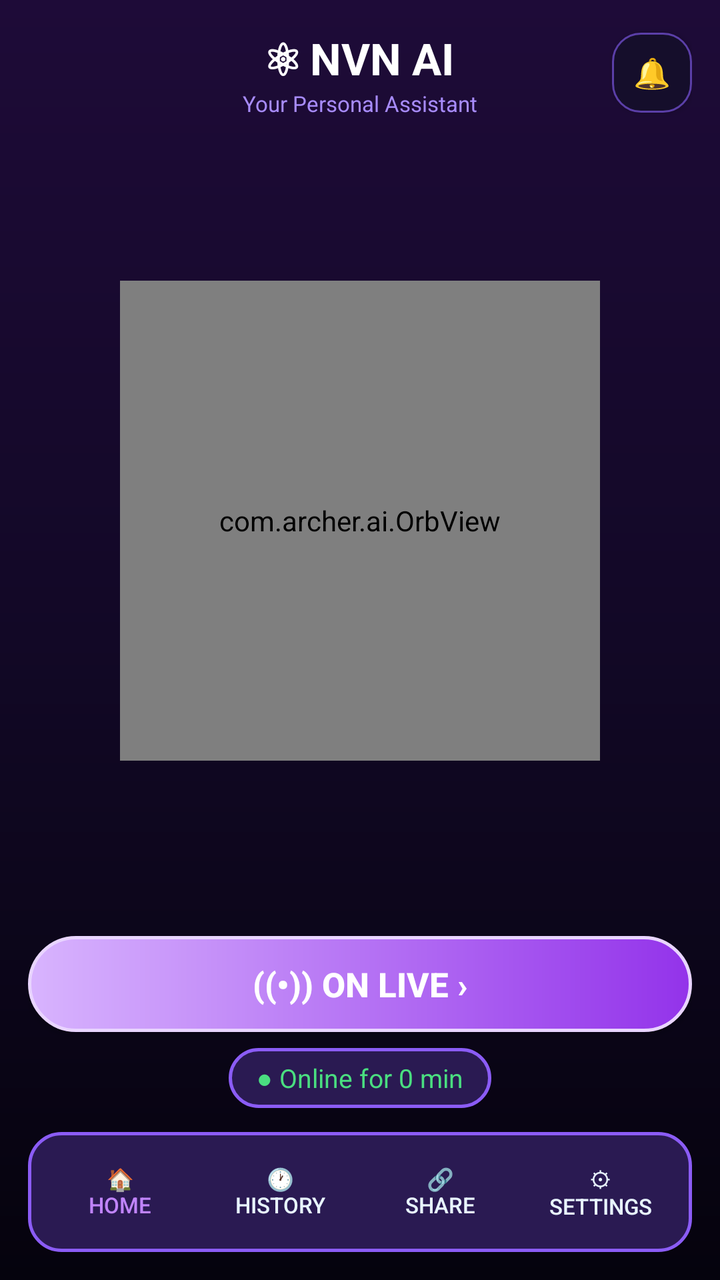
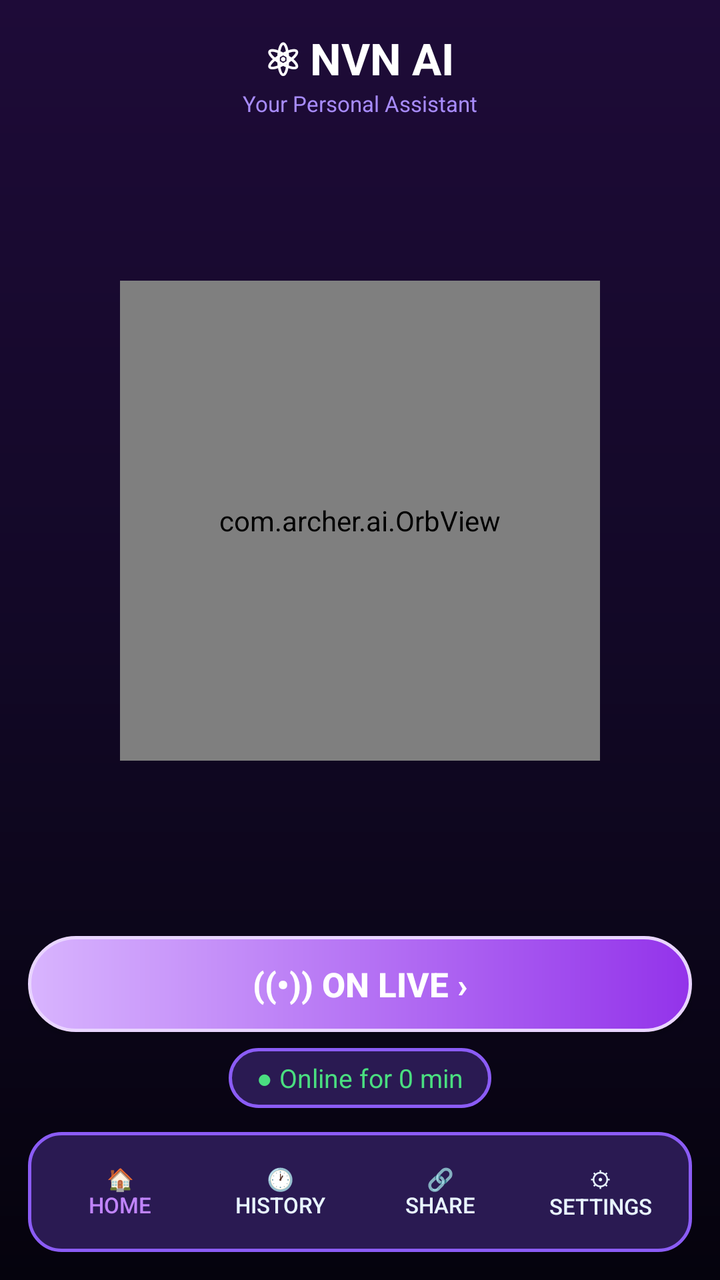

Before-and-after screenshots of an Android layout around one commit, followed by the original layout XML and the change that was made.
<!-- AndroidManifest.xml: application theme AppTheme -->
<!-- res/layout/activity_main.xml -->
<?xml version="1.0" encoding="utf-8"?>
<LinearLayout xmlns:android="http://schemas.android.com/apk/res/android"
    android:layout_width="match_parent"
    android:layout_height="match_parent"
    android:background="@drawable/bg_main"
    android:orientation="vertical"
    android:padding="14dp">

    <LinearLayout
        android:layout_width="match_parent"
        android:layout_height="wrap_content"
        android:gravity="center_vertical"
        android:orientation="horizontal">

        <View
            android:layout_width="40dp"
            android:layout_height="40dp" />

        <LinearLayout
            android:layout_width="0dp"
            android:layout_height="wrap_content"
            android:layout_weight="1"
            android:gravity="center"
            android:orientation="vertical">

            <TextView
                android:layout_width="wrap_content"
                android:layout_height="wrap_content"
                android:text="⚛ NVN AI"
                android:textColor="#FFFFFF"
                android:textSize="22sp"
                android:textStyle="bold" />

            <TextView
                android:layout_width="wrap_content"
                android:layout_height="wrap_content"
                android:text="Your Personal Assistant"
                android:textColor="#A78BFA"
                android:textSize="11sp" />
        </LinearLayout>

        <Button
            android:id="@+id/bellBtn"
            android:layout_width="40dp"
            android:layout_height="40dp"
            android:background="@drawable/btn_secondary"
            android:text="🔔"
            android:textColor="#E8F4FF"
            android:textSize="15sp" />
    </LinearLayout>

    <FrameLayout
        android:layout_width="match_parent"
        android:layout_height="0dp"
        android:layout_weight="1">

        <com.archer.ai.OrbView
            android:id="@+id/mainOrb"
            android:layout_width="240dp"
            android:layout_height="240dp"
            android:layout_gravity="center" />
    </FrameLayout>

    <Button
        android:id="@+id/liveBtn"
        android:layout_width="match_parent"
        android:layout_height="48dp"
        android:layout_marginTop="6dp"
        android:background="@drawable/btn_primary"
        android:text="((•)) On Live ›"
        android:textColor="#FFFFFF"
        android:textSize="17sp"
        android:textStyle="bold" />

    <TextView
        android:id="@+id/onlinePill"
        android:layout_width="wrap_content"
        android:layout_height="wrap_content"
        android:layout_gravity="center_horizontal"
        android:layout_marginTop="8dp"
        android:background="@drawable/bg_card"
        android:paddingStart="14dp"
        android:paddingTop="6dp"
        android:paddingEnd="14dp"
        android:paddingBottom="6dp"
        android:text="● Online for 0 min"
        android:textColor="#4ADE80"
        android:textSize="13sp" />

    <LinearLayout
        android:layout_width="match_parent"
        android:layout_height="wrap_content"
        android:layout_marginTop="12dp"
        android:background="@drawable/bg_card"
        android:orientation="horizontal"
        android:padding="6dp">

        <Button
            android:id="@+id/navHome"
            android:layout_width="0dp"
            android:layout_height="wrap_content"
            android:layout_weight="1"
            android:background="@android:color/transparent"
            android:text="🏠\nHome"
            android:textColor="#C084FC"
            android:textSize="11sp" />

        <Button
            android:id="@+id/navHistory"
            android:layout_width="0dp"
            android:layout_height="wrap_content"
            android:layout_weight="1"
            android:background="@android:color/transparent"
            android:text="🕐\nHistory"
            android:textColor="#E8F4FF"
            android:textSize="11sp" />

        <Button
            android:id="@+id/navShare"
            android:layout_width="0dp"
            android:layout_height="wrap_content"
            android:layout_weight="1"
            android:background="@android:color/transparent"
            android:text="🔗\nShare"
            android:textColor="#E8F4FF"
            android:textSize="11sp" />

        <Button
            android:id="@+id/navSettings"
            android:layout_width="0dp"
            android:layout_height="wrap_content"
            android:layout_weight="1"
            android:background="@android:color/transparent"
            android:text="⚙\nSettings"
            android:textColor="#E8F4FF"
            android:textSize="11sp" />
    </LinearLayout>
</LinearLayout>
<!-- resources referenced by this layout -->
<resources>
  <!-- drawable bg_card (drawable) -->
  <?xml version="1.0" encoding="utf-8"?>
  <shape xmlns:android="http://schemas.android.com/apk/res/android" android:shape="rectangle">
      <corners android:radius="16dp" />
      <solid android:color="#2A1A52" />
      <stroke android:width="1.5dp" android:color="#8B5CF6" />
  </shape>
  <!-- drawable bg_main (drawable) -->
  <?xml version="1.0" encoding="utf-8"?>
  <shape xmlns:android="http://schemas.android.com/apk/res/android" android:shape="rectangle">
      <gradient
          android:angle="270"
          android:startColor="#1E0B38"
          android:centerColor="#120826"
          android:endColor="#05030D" />
  </shape>
  <!-- drawable btn_primary (drawable) -->
  <?xml version="1.0" encoding="utf-8"?>
  <shape xmlns:android="http://schemas.android.com/apk/res/android" android:shape="rectangle">
      <corners android:radius="28dp" />
      <gradient android:startColor="#D8B4FE" android:endColor="#9333EA" android:angle="0" />
      <stroke android:width="1.5dp" android:color="#E9D5FF" />
  </shape>
  <!-- drawable btn_secondary (drawable) -->
  <?xml version="1.0" encoding="utf-8"?>
  <shape xmlns:android="http://schemas.android.com/apk/res/android" android:shape="rectangle">
      <corners android:radius="14dp" />
      <solid android:color="#150E2B" />
      <stroke android:width="1dp" android:color="#5B3FA8" />
  </shape>
  <style name="AppTheme" parent="android:Theme.Material.NoActionBar">
          <item name="android:windowBackground">#05030D</item>
          <item name="android:colorAccent">#A855F7</item>
          <item name="android:statusBarColor">#05030D</item>
          <item name="android:navigationBarColor">#05030D</item>
          <item name="android:windowLightStatusBar">false</item>
      </style>
</resources>

<!-- the commit's change to res/layout/activity_main.xml (unified diff, before → after) -->
@@ -39,14 +39,9 @@
                 android:textSize="11sp" />
         </LinearLayout>
 
-        <Button
-            android:id="@+id/bellBtn"
+        <View
             android:layout_width="40dp"
-            android:layout_height="40dp"
-            android:background="@drawable/btn_secondary"
-            android:text="🔔"
-            android:textColor="#E8F4FF"
-            android:textSize="15sp" />
+            android:layout_height="40dp" />
     </LinearLayout>
 
     <FrameLayout
<!-- resource entries referenced after the edit -->
@@ -23,13 +23,6 @@
       <gradient android:startColor="#D8B4FE" android:endColor="#9333EA" android:angle="0" />
       <stroke android:width="1.5dp" android:color="#E9D5FF" />
   </shape>
-  <!-- drawable btn_secondary (drawable) -->
-  <?xml version="1.0" encoding="utf-8"?>
-  <shape xmlns:android="http://schemas.android.com/apk/res/android" android:shape="rectangle">
-      <corners android:radius="14dp" />
-      <solid android:color="#150E2B" />
-      <stroke android:width="1dp" android:color="#5B3FA8" />
-  </shape>
   <style name="AppTheme" parent="android:Theme.Material.NoActionBar">
           <item name="android:windowBackground">#05030D</item>
           <item name="android:colorAccent">#A855F7</item>
